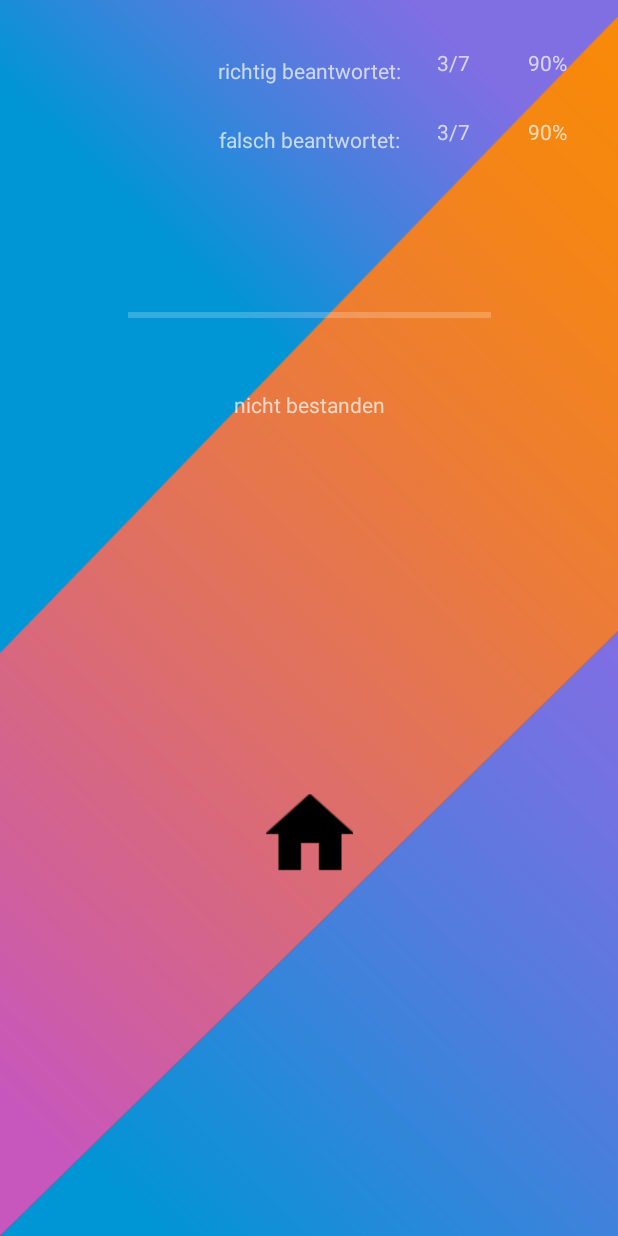
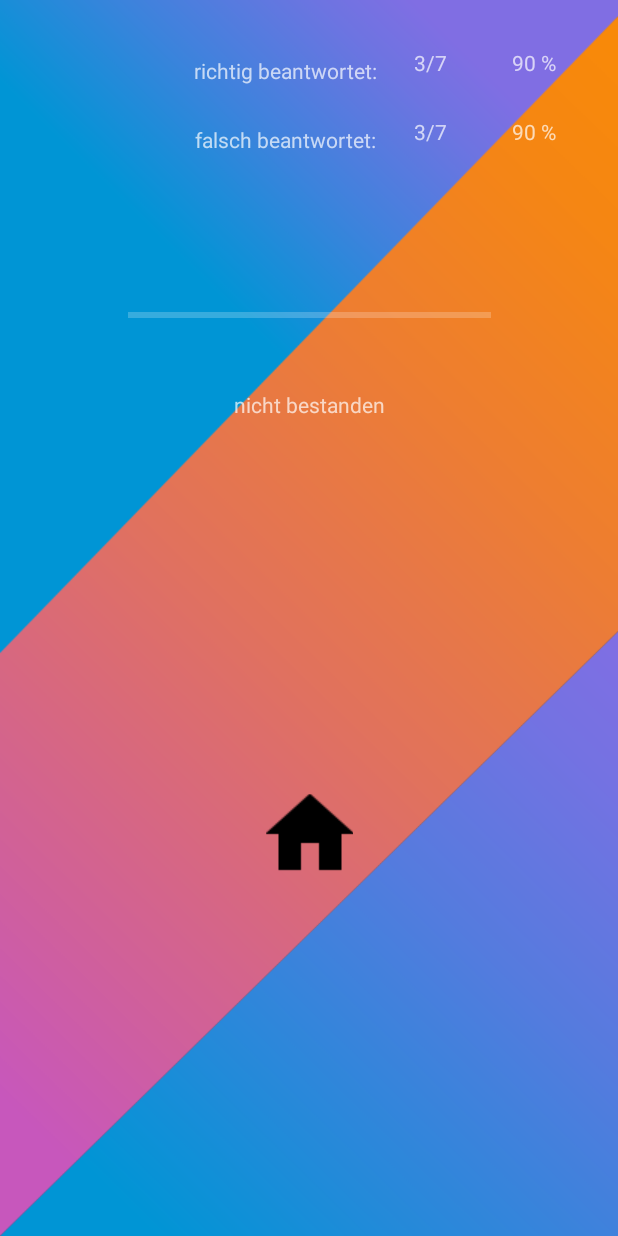
Before and after one commit to xVortal/QuizAppv2, an Android app: the layout activity_statistic.xml on its own in the app's theme, with its tools: preview values and no code run, on a phone screen of 412 x 824 dp. Run offline under Robolectric (Android 15) with nearby library versions, the phone set to English and light mode, and no system bars.

Commit message:
änderungen

```diff
--- a/app/src/main/res/layout/activity_statistic.xml
+++ b/app/src/main/res/layout/activity_statistic.xml
@@ -12,6 +12,8 @@
         android:layout_width="130dp"
         android:layout_height="30dp"
         android:layout_marginTop="32dp"
+        android:layout_marginEnd="32dp"
+        android:layout_marginRight="32dp"
         android:gravity="center"
         android:text="richtig beantwortet:"
         app:layout_constraintBottom_toTopOf="@+id/falsch"
@@ -25,6 +27,8 @@
         android:layout_height="30dp"
 
         android:layout_marginTop="16dp"
+        android:layout_marginEnd="32dp"
+        android:layout_marginRight="32dp"
         android:gravity="center"
         android:text="falsch beantwortet:"
         app:layout_constraintEnd_toEndOf="parent"
@@ -43,7 +47,7 @@
 
     <TextView
         android:id="@+id/anzahlRichtig"
-        android:layout_width="40dp"
+        android:layout_width="45dp"
         android:layout_height="30dp"
         android:layout_marginTop="32dp"
         android:text="3/7"
@@ -53,7 +57,7 @@
 
     <TextView
         android:id="@+id/anzahlFalsch"
-        android:layout_width="40dp"
+        android:layout_width="45dp"
         android:layout_height="30dp"
         android:layout_marginTop="16dp"
         android:text="3/7"
@@ -63,20 +67,20 @@
 
     <TextView
         android:id="@+id/prozentRichtig"
-        android:layout_width="40dp"
+        android:layout_width="50dp"
         android:layout_height="30dp"
         android:layout_marginTop="32dp"
-        android:text="90%"
+        android:text="90 %"
         app:layout_constraintEnd_toEndOf="parent"
         app:layout_constraintStart_toEndOf="@+id/anzahlRichtig"
         app:layout_constraintTop_toTopOf="parent" />
 
     <TextView
         android:id="@+id/prozentFalsch"
-        android:layout_width="40dp"
+        android:layout_width="50dp"
         android:layout_height="30dp"
         android:layout_marginTop="16dp"
-        android:text="90%"
+        android:text="90 %"
         app:layout_constraintEnd_toEndOf="parent"
         app:layout_constraintStart_toEndOf="@+id/anzahlFalsch"
         app:layout_constraintTop_toBottomOf="@+id/prozentRichtig" />
```
Also changed, not shown: app/src/main/AndroidManifest.xml (line endings or trailing spaces).
